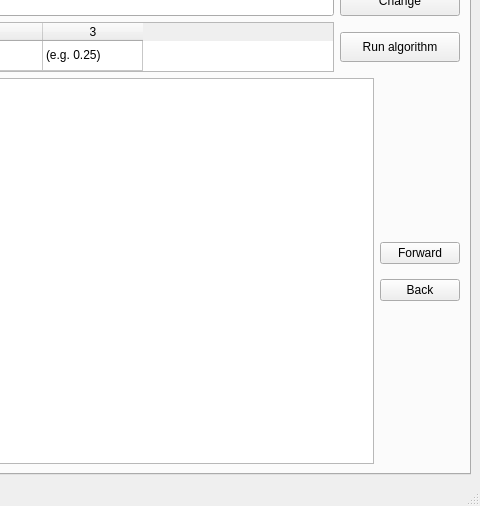
Before: the Qt Designer form AssociationRules/mainwindow.ui in fjovanovic/Association-Rules, drawn with Qt 5; both pictures show x 320 to 800 and y 94 to 600 of the 800 by 600 pixel window.
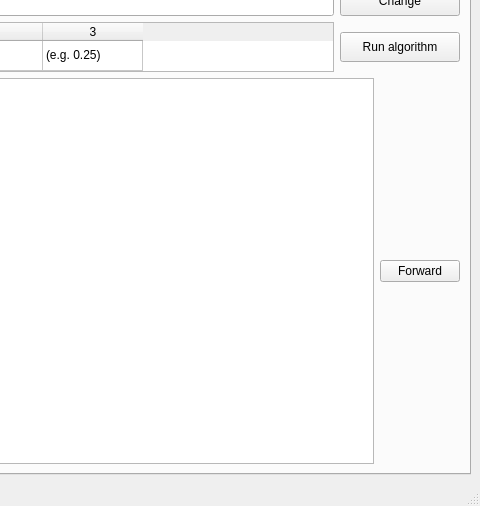
After: the same form once the commit is applied.

Commit message: Removed Back button

Diff of the .ui file:
```diff
--- a/AssociationRules/mainwindow.ui
+++ b/AssociationRules/mainwindow.ui
@@ -233,7 +233,7 @@
            <widget class="QGraphicsView" name="freqGraphicsView"/>
           </item>
           <item>
-           <layout class="QVBoxLayout" name="verticalLayout" stretch="0,0,0,0">
+           <layout class="QVBoxLayout" name="verticalLayout" stretch="0,0,0">
             <property name="spacing">
              <number>15</number>
             </property>
@@ -272,13 +272,6 @@
               </property>
              </widget>
             </item>
-            <item>
-             <widget class="QPushButton" name="freqBackButton">
-              <property name="text">
-               <string>Back</string>
-              </property>
-             </widget>
-            </item>
             <item>
              <spacer name="verticalSpacer_2">
               <property name="orientation">
```
